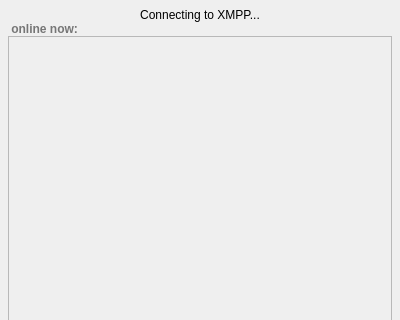
Old version of the form interface/ui/chatWindow.ui in the repository vircadia/vircadia-native-core; both pictures show x 0 to 400 and y 0 to 320 of the 400 by 608 pixel window.
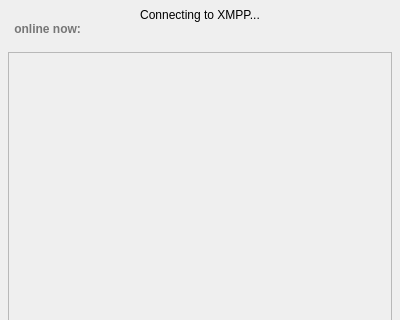
New version of the form.

Commit message: Added time stamps to the chat. Enabled translations.

The edit to the form file:
```diff
--- a/interface/ui/chatWindow.ui
+++ b/interface/ui/chatWindow.ui
@@ -54,7 +54,7 @@
       </sizepolicy>
      </property>
      <property name="styleSheet">
-      <string notr="true">font-weight: bold; color: palette(shadow)</string>
+      <string notr="true">font-weight: bold; color: palette(shadow); margin-bottom: 4px;</string>
      </property>
      <property name="text">
       <string> online now:</string>
@@ -66,6 +66,12 @@
    </item>
    <item>
     <widget class="QScrollArea" name="messagesScrollArea">
+     <property name="styleSheet">
+      <string notr="true">margin-top: 12px;</string>
+     </property>
+     <property name="horizontalScrollBarPolicy">
+      <enum>Qt::ScrollBarAlwaysOff</enum>
+     </property>
      <property name="widgetResizable">
       <bool>true</bool>
      </property>
@@ -74,16 +80,19 @@
        <rect>
         <x>0</x>
         <y>0</y>
-        <width>382</width>
-        <height>356</height>
+        <width>358</width>
+        <height>328</height>
        </rect>
       </property>
+      <property name="styleSheet">
+       <string notr="true">margin-top: 0px;</string>
+      </property>
       <layout class="QFormLayout" name="messagesFormLayout">
        <property name="fieldGrowthPolicy">
         <enum>QFormLayout::AllNonFixedFieldsGrow</enum>
        </property>
        <property name="horizontalSpacing">
-        <number>4</number>
+        <number>0</number>
        </property>
        <property name="verticalSpacing">
         <number>4</number>
```
Left out of the diff: 3 changed lines with no effect on the pictures. The commit also changes 7 other files.
